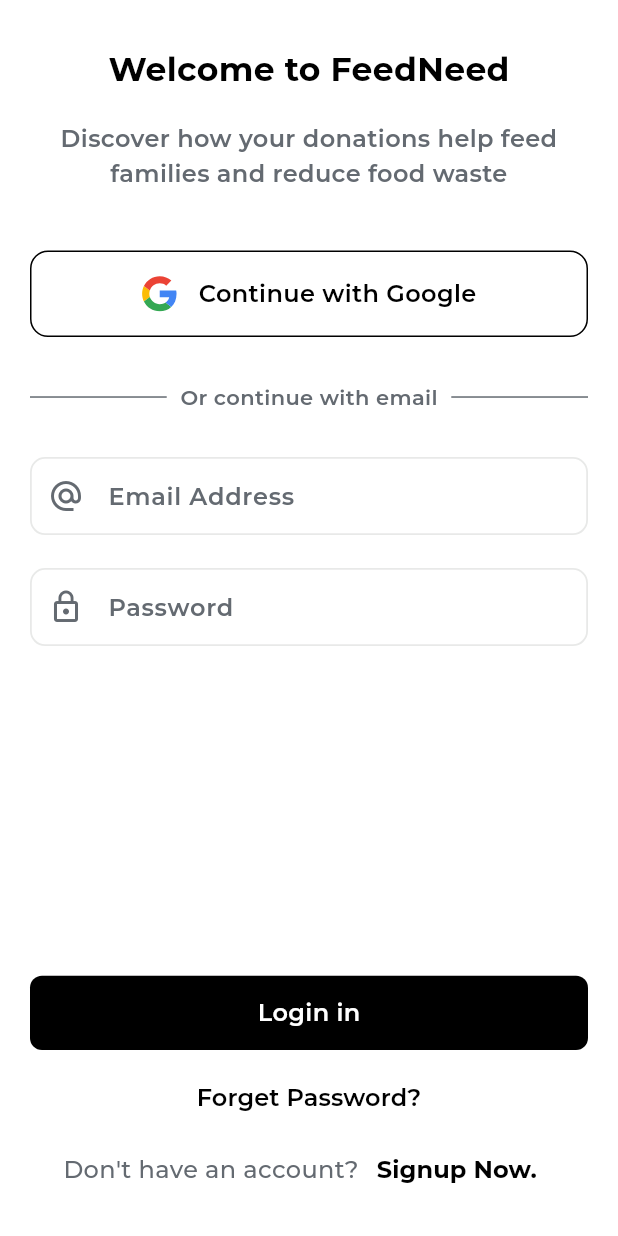
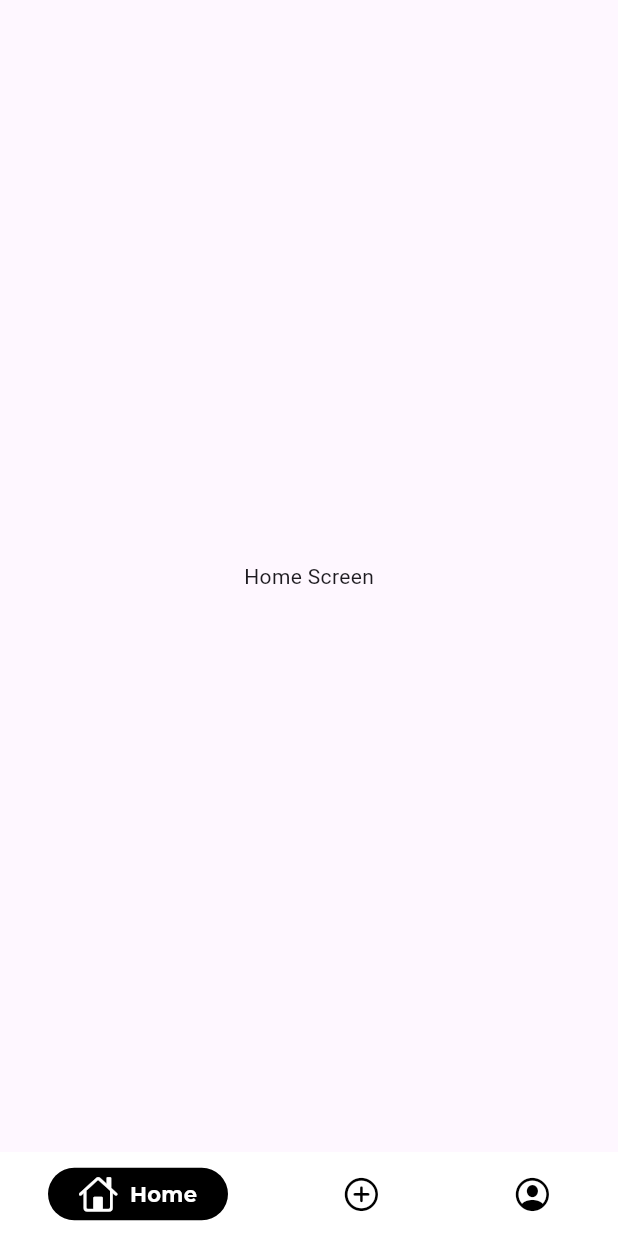
Before and after one commit to Imran200216/foodadoptionapp, a Flutter app: the LoginScreen screen opened directly, after a tap on "Login in", on a phone screen of 412 x 824 dp. Run offline on Flutter 3.47's test engine with Material 3 defaults, Android fonts, the light colour scheme and no system bars; drawn by our look-alikes of persistent_bottom_nav_bar; our stand-ins replace flutter_svg, google_fonts, smooth_page_indicator.

Commit message:
bottom nav bar added successfully.

```diff
--- a/lib/main.dart
+++ b/lib/main.dart
@@ -1,4 +1,5 @@
 import 'package:flutter/material.dart';
+import 'package:foodadoptionapp/providers/bottom_nav_provider.dart';
 import 'package:foodadoptionapp/providers/get_started_provider.dart';
 import 'package:foodadoptionapp/screens/splash_screen.dart';
 import 'package:provider/provider.dart';
@@ -10,7 +11,6 @@ void main() {
 class MyApp extends StatelessWidget {
   const MyApp({super.key});
 
-  // This widget is the root of your application.
   @override
   Widget build(BuildContext context) {
     return MultiProvider(
@@ -18,6 +18,11 @@ class MyApp extends StatelessWidget {
           /// get started provider
           ChangeNotifierProvider(
             create: (context) => GetStartedProvider(),
+          ),
+
+          /// bottom nav provider
+          ChangeNotifierProvider(
+            create: (context) => BottomNavProvider(),
           ),
         ],
         builder: (context, child) {
--- /dev/null
+++ b/lib/providers/bottom_nav_provider.dart
@@ -0,0 +1,11 @@
+import 'package:flutter/cupertino.dart';
+import 'package:persistent_bottom_nav_bar/persistent_bottom_nav_bar.dart';
+
+class BottomNavProvider extends ChangeNotifier {
+  PersistentTabController controller = PersistentTabController(initialIndex: 0);
+
+  void changeTabIndex(int index) {
+    controller.index = index;
+    notifyListeners();
+  }
+}
--- a/lib/screens/auth_screens/login_screen.dart
+++ b/lib/screens/auth_screens/login_screen.dart
@@ -3,6 +3,7 @@ import 'package:foodadoptionapp/animations/fade_in_animation.dart';
 import 'package:foodadoptionapp/constants/colors.dart';
 import 'package:foodadoptionapp/screens/auth_screens/forget_password_screen.dart';
 import 'package:foodadoptionapp/screens/auth_screens/register_screen.dart';
+import 'package:foodadoptionapp/screens/bottom_nav.dart';
 import 'package:foodadoptionapp/widgets/custom_auth_btn.dart';
 import 'package:foodadoptionapp/widgets/custom_icon_text_field.dart';
 import 'package:foodadoptionapp/widgets/custom_social_sign_in_btn.dart';
@@ -166,7 +167,10 @@ class LoginScreen extends StatelessWidget {
                   CustomAuthBtn(
                     btnText: "Login in",
                     onTap: () {
-                      // Handle sign-up logic here
+                      Navigator.push(context,
+                          MaterialPageRoute(builder: (context) {
+                        return const BottomNav();
+                      }));
                     },
                   ),
                   const SizedBox(height: 8),
--- /dev/null
+++ b/lib/screens/bottom_nav.dart
@@ -0,0 +1,97 @@
+import 'package:flutter/cupertino.dart';
+import 'package:flutter/material.dart';
+import 'package:foodadoptionapp/constants/colors.dart';
+import 'package:foodadoptionapp/providers/bottom_nav_provider.dart';
+import 'package:foodadoptionapp/screens/bottom_nav_screens/add_food_donation_screen.dart';
+import 'package:foodadoptionapp/screens/bottom_nav_screens/home_screen.dart';
+import 'package:foodadoptionapp/screens/bottom_nav_screens/profile_screen.dart';
+import 'package:google_fonts/google_fonts.dart';
+import 'package:persistent_bottom_nav_bar/persistent_bottom_nav_bar.dart';
+import 'package:provider/provider.dart';
+
+class BottomNav extends StatelessWidget {
+  const BottomNav({super.key});
+
+  @override
+  Widget build(BuildContext context) {
+    /// screens
+    List<Widget> buildScreens() {
+      return [
+        const HomeScreen(),
+        const AddFoodDonationScreen(),
+        const ProfileScreen(),
+      ];
+    }
+
+    /// nav bar items
+    List<PersistentBottomNavBarItem> navBarsItems() {
+      return [
+        PersistentBottomNavBarItem(
+          icon: const Icon(CupertinoIcons.home),
+          title: ("Home"),
+          textStyle: GoogleFonts.montserrat(
+            fontWeight: FontWeight.w700,
+          ),
+          // Icon and text color when selected
+          activeColorPrimary: AppColors.primaryColor,
+          // Icon and text color when not selected
+          inactiveColorPrimary: AppColors.primaryColor,
+          // Icon color when selected
+          activeColorSecondary: AppColors.secondaryColor,
+          // Icon color when not selected
+          inactiveColorSecondary: AppColors.primaryColor,
+        ),
+        PersistentBottomNavBarItem(
+          icon: const Icon(CupertinoIcons.add_circled),
+          title: ("Add Serves"),
+          textStyle: GoogleFonts.montserrat(
+            fontWeight: FontWeight.w700,
+          ),
+          activeColorPrimary: AppColors.primaryColor,
+          inactiveColorPrimary: AppColors.primaryColor,
+          activeColorSecondary: AppColors.secondaryColor,
+          inactiveColorSecondary: AppColors.primaryColor,
+        ),
+        PersistentBottomNavBarItem(
+          icon: const Icon(CupertinoIcons.profile_circled),
+          title: ("Profile"),
+          textStyle: GoogleFonts.montserrat(
+            fontWeight: FontWeight.w700,
+          ),
+          activeColorPrimary: AppColors.primaryColor,
+          inactiveColorPrimary: AppColors.primaryColor,
+          activeColorSecondary: AppColors.secondaryColor,
+          inactiveColorSecondary: AppColors.primaryColor,
+        ),
+      ];
+    }
+
+    return SafeArea(
+      child: Scaffold(
+        body: Consumer<BottomNavProvider>(
+          builder: (context, bottomNavProvider, child) {
+            return PersistentTabView(
+              context,
+              controller: bottomNavProvider.controller,
+              screens: buildScreens(),
+              items: navBarsItems(),
+              onItemSelected: (value) {
+                bottomNavProvider.changeTabIndex(value);
+              },
+              handleAndroidBackButtonPress: true,
+              resizeToAvoidBottomInset: true,
+              stateManagement: true,
+              hideNavigationBarWhenKeyboardAppears: true,
+              padding: const EdgeInsets.only(top: 8),
+              backgroundColor: AppColors.secondaryColor,
+              isVisible: true,
+              confineToSafeArea: true,
+              navBarHeight: kBottomNavigationBarHeight,
+              navBarStyle: NavBarStyle.style7,
+            );
+          },
+        ),
+      ),
+    );
+  }
+}
--- /dev/null
+++ b/lib/screens/bottom_nav_screens/add_food_donation_screen.dart
@@ -0,0 +1,16 @@
+import 'package:flutter/material.dart';
+
+class AddFoodDonationScreen extends StatelessWidget {
+  const AddFoodDonationScreen({super.key});
+
+  @override
+  Widget build(BuildContext context) {
+    return Scaffold(
+      body: Center(
+        child: Text(
+          "Add food donation scren",
+        ),
+      ),
+    );
+  }
+}
--- /dev/null
+++ b/lib/screens/bottom_nav_screens/home_screen.dart
@@ -0,0 +1,16 @@
+import 'package:flutter/material.dart';
+
+class HomeScreen extends StatelessWidget {
+  const HomeScreen({super.key});
+
+  @override
+  Widget build(BuildContext context) {
+    return Scaffold(
+      body: Center(
+        child: Text(
+          "Home Screen",
+        ),
+      ),
+    );
+  }
+}
--- /dev/null
+++ b/lib/screens/bottom_nav_screens/profile_screen.dart
@@ -0,0 +1,16 @@
+import 'package:flutter/material.dart';
+
+class ProfileScreen extends StatelessWidget {
+  const ProfileScreen({super.key});
+
+  @override
+  Widget build(BuildContext context) {
+    return Scaffold(
+      body: Center(
+        child: Text(
+          "Profile screen",
+        ),
+      ),
+    );
+  }
+}
--- a/pubspec.yaml
+++ b/pubspec.yaml
@@ -40,6 +40,7 @@ dependencies:
   smooth_page_indicator: ^1.2.0+3
   google_fonts: ^6.2.1
   shared_preferences: ^2.3.2
+  persistent_bottom_nav_bar: ^6.2.1
 
 
 dev_dependencies:
```
Also changed, not shown: pubspec.lock.
